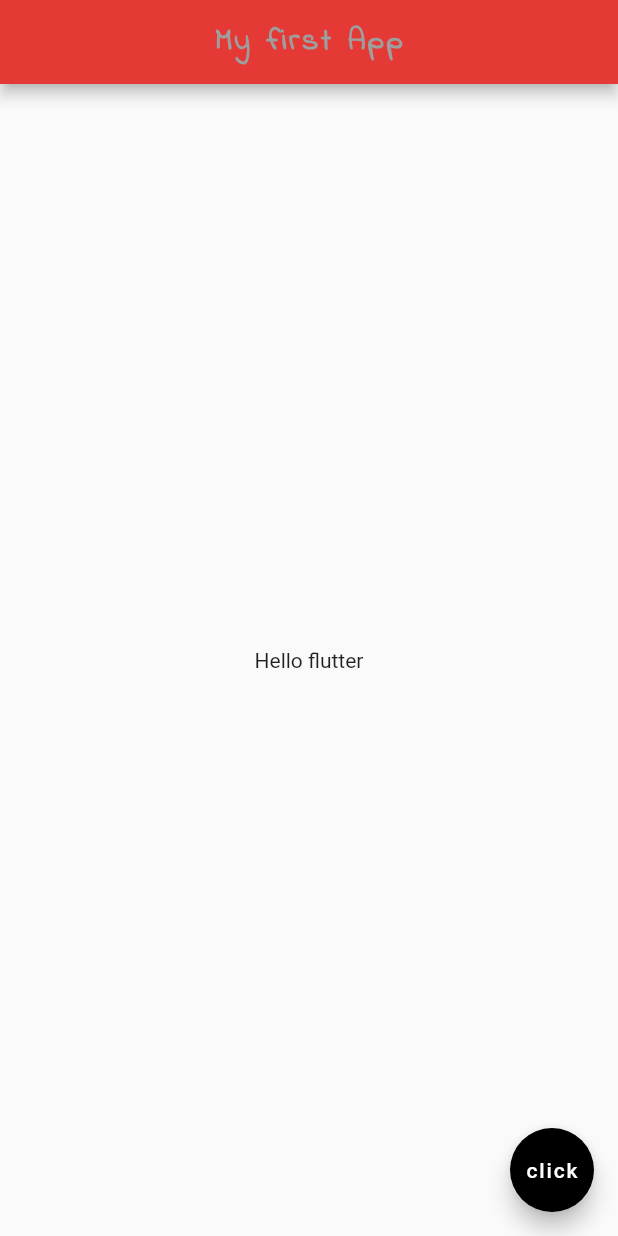
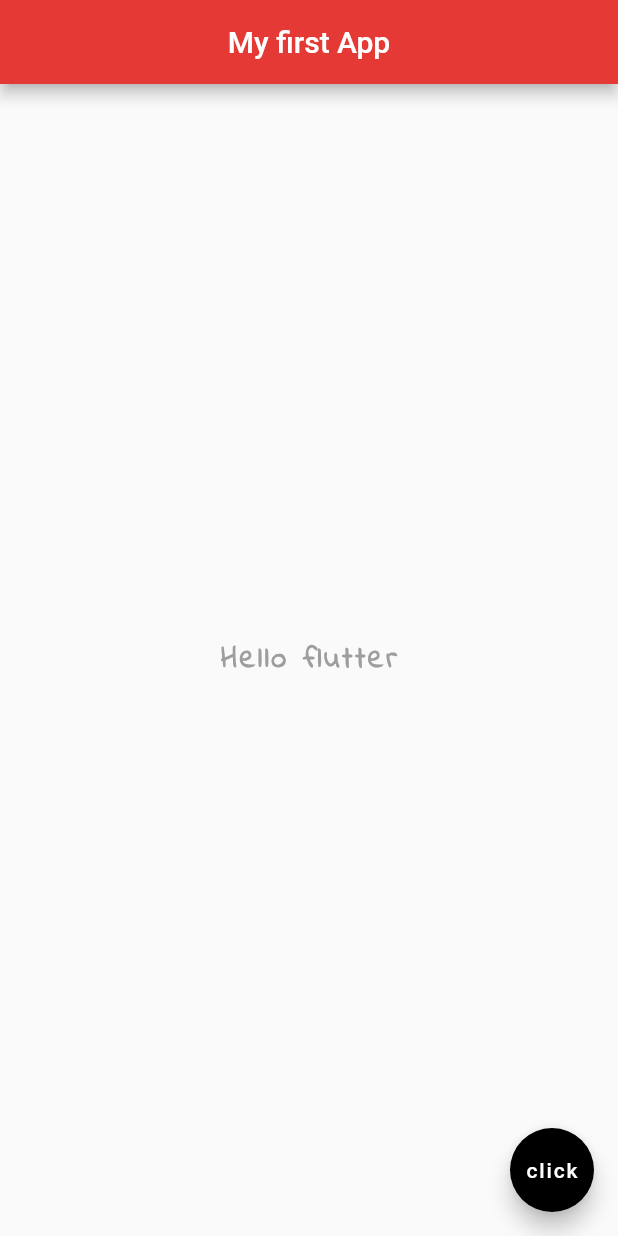
Before and after one commit to Vikash620404/practice_app, a Flutter app: the screen it shows after launch, on a phone screen of 412 x 824 dp. Run offline on Flutter 3.47's test engine with Material 2 defaults, Android fonts, the phone set to English and light mode, and no system bars.

Commit message:
Vide_3Completed

```diff
--- a/lib/main.dart
+++ b/lib/main.dart
@@ -1,32 +1,42 @@
 import 'package:flutter/material.dart';
 
 void main() {
-  runApp(MaterialApp(
+  runApp(MaterialApp(home:Home()));
+}
+
+class Home extends StatelessWidget {
+  const Home({Key? key}) : super(key: key);
+
+  @override
+  Widget build(BuildContext context) {
+    return MaterialApp(
       home: Scaffold(
         appBar: AppBar(
-        title: Text("My first App",style: TextStyle(
+          title: Text(
+            "My first App",
+
+          ),
+          centerTitle: true,
+          backgroundColor: Colors.red[600],
+        ),
+        body: Center(
+          child: Text("Hello flutter",
+           style: TextStyle(
               fontSize: 20.0,
               fontWeight: FontWeight.bold,
               letterSpacing: 2.0,
               color: Colors.grey,
               fontFamily: 'IndieFlower',
             ),),
-        centerTitle: true,
-        backgroundColor: Colors.red[600],
+
         ),
-
-      body: Center(
-        child: Text("Hello flutter"),
-      ),
-
         floatingActionButton: FloatingActionButton(
-        onPressed: (){},   //here i got error because onpressed is required here
+          onPressed:
+              () {}, //here i got error because onpressed is required here
           child: Text('click'),
           backgroundColor: Colors.black,
-      ) ,
         ),
-
-
-
-  ));
+      ),
+    );
   }
+}
```
Lines whose indentation alone changed are shown as unchanged.
